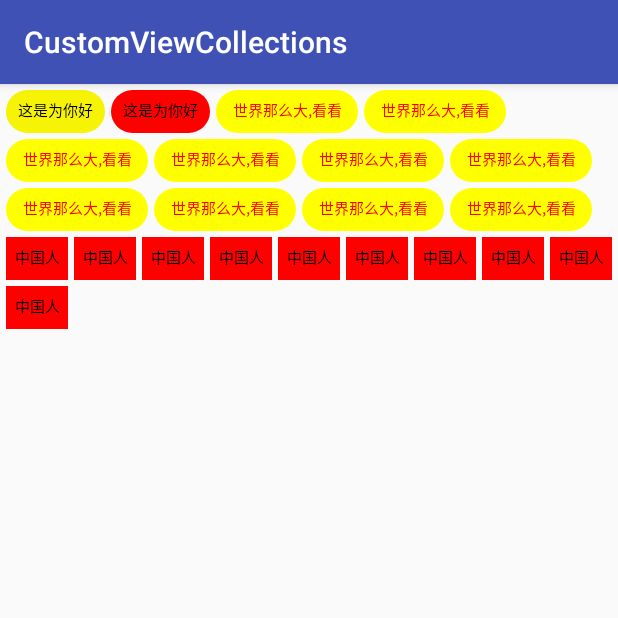
After one commit to ckwcc/CustomViewCollections, an Android app: the TagViewActivity screen opened directly, with no data from a screen before it, on a phone screen of 412 x 824 dp, the top half of it. The commit adds this screen. Run offline under Robolectric (Android 15) with nearby library versions, the phone set to English and light mode, and no system bars.

Commit message:
new:添加TagView

```diff
--- a/app/src/main/AndroidManifest.xml
+++ b/app/src/main/AndroidManifest.xml
@@ -18,6 +18,7 @@
         </activity>
         <activity android:name=".ruler_view.RulerViewActivity" />
         <activity android:name=".level_view.LevelViewActivity" />
+        <activity android:name=".tag_view.TagViewActivity" />
     </application>
 
 </manifest>
--- a/app/src/main/java/com/ckw/customviewcollections/MainActivity.kt
+++ b/app/src/main/java/com/ckw/customviewcollections/MainActivity.kt
@@ -12,6 +12,7 @@ import android.widget.TextView
 import android.view.ViewGroup
 import com.ckw.customviewcollections.level_view.LevelViewActivity
 import com.ckw.customviewcollections.ruler_view.RulerViewActivity
+import com.ckw.customviewcollections.tag_view.TagViewActivity
 
 
 class MainActivity : AppCompatActivity(), ItemClickListener {
@@ -26,6 +27,7 @@ class MainActivity : AppCompatActivity(), ItemClickListener {
         var datas = ArrayList<String>()
         datas.add("RulerView:尺子选择器")
         datas.add("LevelView:进度显示器")
+        datas.add("TagViewLayout:流式布局")
 
         val adapter = SimpleAdapter(this,datas)
         recyclerView.adapter = adapter
@@ -43,6 +45,10 @@ class MainActivity : AppCompatActivity(), ItemClickListener {
             }
             1 -> {
                 intent = Intent(this,LevelViewActivity::class.java)
+                startActivity(intent)
+            }
+            2 -> {
+                intent = Intent(this,TagViewActivity::class.java)
                 startActivity(intent)
             }
         }
--- /dev/null
+++ b/app/src/main/java/com/ckw/customviewcollections/tag_view/TagView.kt
@@ -0,0 +1,178 @@
+package com.ckw.customviewcollections.tag_view
+
+import android.annotation.SuppressLint
+import android.content.Context
+import android.graphics.*
+import android.util.AttributeSet
+import android.view.View
+import android.view.ViewGroup
+import com.ckw.customviewcollections.KLogUtil
+import com.ckw.customviewcollections.R
+
+/**
+ * Created by ckw
+ * on 2018/6/13.
+ */
+class TagView : View {
+
+    private var mWidth = 0f;
+    private var mHeight = 0f;
+
+    private var mBgColor = Color.YELLOW
+    private var mTextSize = 20f
+    private var mTextColor = Color.WHITE
+    private var mTagText:String = "tag"
+
+    private var mCornerRadius = 20f
+
+    private var mBgPaint: Paint? = null
+    private var mTextPaint: Paint? = null
+
+    private var mContext: Context? = null
+
+    constructor(context: Context?) : this(context,null)
+    constructor(context: Context?, attrs: AttributeSet?) : this(context, attrs,0)
+    constructor(context: Context?, attrs: AttributeSet?, defStyleAttr: Int) : super(context, attrs, defStyleAttr){
+        init(context!!,attrs);
+    }
+
+    private fun init(context: Context, attrs: AttributeSet?) {
+        mContext = context
+        val typedArray = context.obtainStyledAttributes(attrs, R.styleable.TagView)
+        mBgColor = typedArray.getColor(R.styleable.TagView_tagViewBgColor,mBgColor)
+        mTextSize = typedArray.getDimension(R.styleable.TagView_tagViewTextSize,mTextSize)
+        mTextColor = typedArray.getColor(R.styleable.TagView_tagViewTextColor,mTextColor)
+        if(typedArray.getString(R.styleable.TagView_tagViewText) != null){
+            mTagText = typedArray.getString(R.styleable.TagView_tagViewText)
+        }
+        mCornerRadius = typedArray.getDimension(R.styleable.TagView_tagViewCorner,mCornerRadius)
+
+        mBgPaint = Paint(Paint.ANTI_ALIAS_FLAG)
+        mBgPaint!!.color = mBgColor
+        mBgPaint!!.style = Paint.Style.FILL
+
+        mTextPaint = Paint(Paint.ANTI_ALIAS_FLAG)
+        mTextPaint!!.textSize = mTextSize
+        mTextPaint!!.color = mTextColor
+        mTextPaint!!.style = Paint.Style.STROKE
+
+        typedArray.recycle()
+    }
+
+    override fun onMeasure(widthMeasureSpec: Int, heightMeasureSpec: Int) {
+        super.onMeasure(widthMeasureSpec, heightMeasureSpec)
+        val widthMode = MeasureSpec.getMode(widthMeasureSpec)
+        val heightMode = MeasureSpec.getMode(heightMeasureSpec)
+        var suggestWidth = MeasureSpec.getSize(widthMeasureSpec)
+        var suggestHeight = MeasureSpec.getSize(heightMeasureSpec)
+
+        if(widthMode == MeasureSpec.AT_MOST || heightMode == MeasureSpec.AT_MOST){
+            val textWidth = mTextPaint!!.measureText(mTagText)
+            suggestWidth = (textWidth.div(4) * 5 ).toInt()
+            suggestHeight = (getFontHeight(mTextPaint!!) + 20).toInt()
+        }
+
+        setMeasuredDimension(suggestWidth,suggestHeight)
+    }
+
+    override fun onSizeChanged(w: Int, h: Int, oldw: Int, oldh: Int) {
+        super.onSizeChanged(w, h, oldw, oldh)
+        if(w > 0 && h > 0){
+            mWidth = w.toFloat()
+            mHeight = h.toFloat()
+        }else{
+            mWidth = 60f
+            mHeight = 30f
+        }
+    }
+
+    @SuppressLint("DrawAllocation")
+    override fun onDraw(canvas: Canvas?) {
+        super.onDraw(canvas)
+
+        val rectF = RectF(0f,0f,mWidth,mHeight)
+        canvas!!.drawRoundRect(rectF,mCornerRadius,mCornerRadius,mBgPaint!!)
+
+        val textWidth = mTextPaint!!.measureText(mTagText)
+        val textHeight = getFontHeight(mTextPaint!!)
+
+        canvas.drawText(mTagText,
+                mWidth.div(2) - textWidth.div(2),
+                mHeight.div(2) + textHeight.div(2) - 4,
+                mTextPaint!!)
+
+    }
+
+    private fun getFontHeight(paint: Paint): Float {
+        val fm = paint.fontMetrics
+        return fm.descent - fm.ascent
+    }
+
+    /*
+    * 设置背景颜色
+    * */
+    fun setTagViewBackground(bgColor: Int) {
+        mBgColor = bgColor
+        mBgPaint!!.color = mBgColor
+        invalidate()
+    }
+
+    /*
+    * 设置文字
+    * */
+    fun setTagViewText(text: String) {
+        mTagText = text
+        invalidate()
+    }
+
+    /*
+    * 设置文字大小
+    * */
+    fun setTagViewTextSize(size: Int) {
+        mTextSize = dip2px(mContext!!,size.toFloat()).toFloat()
+        mTextPaint!!.textSize = mTextSize
+        invalidate()
+    }
+
+    /*
+    * 设置文字的颜色
+    * */
+    fun setTagViewTextColor(color: Int) {
+        mTextColor = color
+        mTextPaint!!.color = mTextColor
+        invalidate()
+    }
+
+    /*
+    * 设置圆角
+    * */
+    fun setTagViewCorner(corner: Int) {
+        mCornerRadius = dip2px(mContext!!,corner.toFloat()).toFloat()
+        invalidate()
+    }
+
+    /*
+    * 为TagView设置Margin属性，单位是dp
+    * */
+    fun setMargins(left: Int,top: Int,right: Int,bottom: Int) {
+        val marginLayoutParams: ViewGroup.MarginLayoutParams =
+                ViewGroup.MarginLayoutParams(ViewGroup.LayoutParams.WRAP_CONTENT,
+                        ViewGroup.LayoutParams.WRAP_CONTENT)
+        marginLayoutParams.leftMargin = dip2px(mContext!!,left.toFloat())
+        marginLayoutParams.topMargin = dip2px(mContext!!,top.toFloat())
+        marginLayoutParams.rightMargin = dip2px(mContext!!,right.toFloat())
+        marginLayoutParams.bottomMargin = dip2px(mContext!!,bottom.toFloat())
+        this.layoutParams = marginLayoutParams
+
+    }
+
+    /**
+     * 根据手机的分辨率从 dp 的单位 转成为 px(像素)
+     */
+    fun dip2px(context: Context, dpValue: Float): Int {
+        val scale = context.resources.displayMetrics.density
+        return (dpValue * scale + 0.5f).toInt()
+    }
+
+
+}
--- /dev/null
+++ b/app/src/main/java/com/ckw/customviewcollections/tag_view/TagViewActivity.kt
@@ -0,0 +1,41 @@
+package com.ckw.customviewcollections.tag_view
+
+import android.graphics.Color
+import android.os.Bundle
+import android.support.v7.app.AppCompatActivity
+import com.ckw.customviewcollections.R
+
+/**
+ * Created by ckw
+ * on 2018/6/13.
+ */
+class TagViewActivity: AppCompatActivity() {
+
+    override fun onCreate(savedInstanceState: Bundle?) {
+        super.onCreate(savedInstanceState)
+        setContentView(R.layout.activity_tag_view)
+        val tagViewLayout = findViewById<TagViewLayout>(R.id.tag_view_layout)
+        for (index in 0 until 10){
+            val tagView = TagView(this)
+            tagView.setMargins(4,4,4,4)//单位是dp
+            tagView.setTagViewCorner(20)//单位是dp
+            tagView.setTagViewBackground(Color.YELLOW)
+            tagView.setTagViewText("世界那么大,看看")
+            tagView.setTagViewTextSize(10)//单位是sp
+            tagView.setTagViewTextColor(Color.RED)
+            tagViewLayout.addTagView(tagView)
+        }
+
+        for (index in 0 until 10){
+            val tagView = TagView(this)
+            tagView.setMargins(4,4,4,4)
+            tagView.setTagViewBackground(Color.RED)
+            tagView.setTagViewCorner(0)
+            tagView.setTagViewText("中国人")
+            tagView.setTagViewTextSize(10)
+            tagView.setTagViewTextColor(Color.BLACK)
+            tagViewLayout.addTagView(tagView)
+        }
+
+    }
+}
--- /dev/null
+++ b/app/src/main/java/com/ckw/customviewcollections/tag_view/TagViewLayout.kt
@@ -0,0 +1,157 @@
+package com.ckw.customviewcollections.tag_view
+
+import android.annotation.SuppressLint
+import android.content.Context
+import android.util.AttributeSet
+import android.util.Log
+import android.view.ViewGroup
+
+/**
+ * Created by ckw
+ * on 2018/6/13.
+ */
+class TagViewLayout : ViewGroup {
+
+    private var mContext: Context? = null
+
+    constructor(context: Context?) : this(context,null)
+    constructor(context: Context?, attrs: AttributeSet?) : this(context, attrs,0)
+    constructor(context: Context?, attrs: AttributeSet?, defStyleAttr: Int) : super(context, attrs, defStyleAttr){
+        mContext = context!!
+    }
+
+
+    /*
+    * 让子控件能获取距离父控件的margin属性
+    * */
+    override fun generateLayoutParams(attrs: AttributeSet?): LayoutParams {
+        return MarginLayoutParams(mContext,attrs)
+    }
+
+    @SuppressLint("DrawAllocation")
+    override fun onMeasure(widthMeasureSpec: Int, heightMeasureSpec: Int) {
+        super.onMeasure(widthMeasureSpec, heightMeasureSpec)
+        val widthMode = MeasureSpec.getMode(widthMeasureSpec)
+        val heightMode = MeasureSpec.getMode(heightMeasureSpec)
+        val suggestWidth = MeasureSpec.getSize(widthMeasureSpec)
+        val suggestHeight = MeasureSpec.getSize(heightMeasureSpec)
+
+        //测量子view的尺寸信息
+        measureChildren(widthMeasureSpec,heightMeasureSpec)
+
+        var cWidth: Int//childView的宽度
+        var cHeight: Int
+        var lineWidth: Int = paddingLeft + paddingRight//当前行的宽度
+        var maxLineWidth: Int = lineWidth // 用于记录的最大行宽度，但是不能超过suggestWidth
+        var singleLineHeight: Int = 0
+        var maxLineHeight: Int = paddingTop + paddingBottom//用于记录控件的最大高度,同上
+        var childParams: MarginLayoutParams//childView的margin属性
+        var resultWidth: Int = suggestWidth//最终的宽度
+        var resultHeight: Int = suggestHeight//最终的高度
+
+        for (i in 0 until childCount){
+            val view = getChildAt(i)
+
+            if(view.layoutParams is MarginLayoutParams){
+                childParams = view.layoutParams as MarginLayoutParams
+            }else{
+                childParams = ViewGroup.MarginLayoutParams(view.layoutParams)
+            }
+
+            cWidth = view.measuredWidth + childParams.leftMargin + childParams.rightMargin
+            cHeight = view.measuredHeight + childParams.topMargin + childParams.bottomMargin
+
+            /**如果后者不判断的话，当出现widthMode为MeasureSpec.EXACTLY,
+             * 而heightMode == MeasureSpec.AT_MOST时
+             * 会出现最后设置的高度为零的情况,导致界面不显示
+             * */
+            if(widthMode == MeasureSpec.AT_MOST || heightMode == MeasureSpec.AT_MOST){
+                if(lineWidth + cWidth > suggestWidth){//需要换行
+                    lineWidth = cWidth + paddingLeft + paddingRight//新的一行的宽度
+                    maxLineHeight += singleLineHeight//将上一行的高度加上
+                    singleLineHeight = cHeight//新的一行的高度
+                }else{
+                    lineWidth += cWidth
+                    if(lineWidth > maxLineWidth){
+                        maxLineWidth = lineWidth//用于记录这么多行中宽度最大的一行
+                    }
+                }
+
+                if(singleLineHeight < cHeight){//目的是设置单行的高度为这一行中最高的childView
+                    singleLineHeight = cHeight
+                }
+
+                if(i == childCount - 1){//当来到最后一个childview的时候，不管这行有没有满，都要加上这一行的高度
+                    maxLineHeight += singleLineHeight
+                }
+            }
+
+
+        }
+
+        if(widthMode == MeasureSpec.AT_MOST){
+            resultWidth = maxLineWidth
+        }
+
+        if(heightMode == MeasureSpec.AT_MOST){
+            resultHeight = maxLineHeight
+            if(resultHeight > suggestHeight){
+                resultHeight = suggestHeight
+            }
+        }
+
+        setMeasuredDimension(resultWidth,resultHeight)
+
+    }
+
+    @SuppressLint("DrawAllocation")
+    override fun onLayout(changed: Boolean, l: Int, t: Int, r: Int, b: Int) {
+        var left: Int = paddingLeft
+        var right: Int = width - paddingRight
+        var top: Int = paddingTop
+        var bottom: Int = height - paddingBottom
+
+        var singleLineHeight: Int = 0
+        var lp: MarginLayoutParams
+        var childWidth: Int
+        var childHeight: Int
+
+        for (index in 0 until childCount){
+            var view = getChildAt(index)
+
+            if(view.layoutParams is MarginLayoutParams){
+                lp = view.layoutParams as MarginLayoutParams
+            }else{
+                lp = ViewGroup.MarginLayoutParams(view.layoutParams)
+            }
+            childWidth = view.measuredWidth + lp.leftMargin + lp.rightMargin
+            childHeight = view.measuredHeight + lp.topMargin + lp.bottomMargin
+
+            if(left + childWidth > right){//该换行了
+                left = paddingLeft//新起点都是这个
+                top += singleLineHeight
+                singleLineHeight = childHeight
+            }else{
+                if(singleLineHeight < childHeight){
+                    singleLineHeight = childHeight
+                }
+            }
+
+            if(top >= bottom){
+                break
+            }
+
+            //绘制子view的位置
+            view.layout(left + lp.leftMargin,top + lp.topMargin,left + childWidth,top + childHeight)
+
+            left += childWidth//绘制完一个view后，left的位置显然要增加上刚刚绘制的view的宽度
+        }
+    }
+
+    /*
+    * 添加childView
+    * */
+    fun addTagView(tagView: TagView) {
+        addView(tagView)
+    }
+}
--- /dev/null
+++ b/app/src/main/res/layout/activity_tag_view.xml
@@ -0,0 +1,33 @@
+<?xml version="1.0" encoding="utf-8"?>
+<RelativeLayout xmlns:android="http://schemas.android.com/apk/res/android"
+    xmlns:app="http://schemas.android.com/apk/res-auto"
+    android:layout_width="match_parent"
+    android:layout_height="match_parent">
+
+    <com.ckw.customviewcollections.tag_view.TagViewLayout
+        android:id="@+id/tag_view_layout"
+        android:layout_width="match_parent"
+        android:layout_height="wrap_content">
+        <com.ckw.customviewcollections.tag_view.TagView
+            android:layout_margin="4dp"
+            app:tagViewText="这是为你好"
+            app:tagViewTextColor="@color/black"
+            app:tagViewTextSize="10sp"
+            app:tagViewCorner="16dp"
+            app:tagViewBgColor="@color/colorYellow"
+            android:layout_width="wrap_content"
+            android:layout_height="wrap_content" />
+
+        <com.ckw.customviewcollections.tag_view.TagView
+            android:layout_margin="4dp"
+            app:tagViewText="这是为你好"
+            app:tagViewTextColor="@color/black"
+            app:tagViewTextSize="10sp"
+            app:tagViewCorner="16dp"
+            app:tagViewBgColor="@color/colorRed"
+            android:layout_width="wrap_content"
+            android:layout_height="wrap_content" />
+
+    </com.ckw.customviewcollections.tag_view.TagViewLayout>
+
+</RelativeLayout>
--- a/app/src/main/res/values/attrs.xml
+++ b/app/src/main/res/values/attrs.xml
@@ -43,4 +43,12 @@
         <attr name="horizontalDuration" format="integer"/>
     </declare-styleable>
 
+    <declare-styleable name="TagView">
+        <attr name="tagViewBgColor" format="color"/>
+        <attr name="tagViewTextSize" format="dimension"/>
+        <attr name="tagViewTextColor" format="color"/>
+        <attr name="tagViewText" format="string"/>
+        <attr name="tagViewCorner" format="dimension"/>
+    </declare-styleable>
+
 </resources>
```
Also changed, not shown: app/src/main/res/drawable/tagview.jpg (added), 1 other file.
